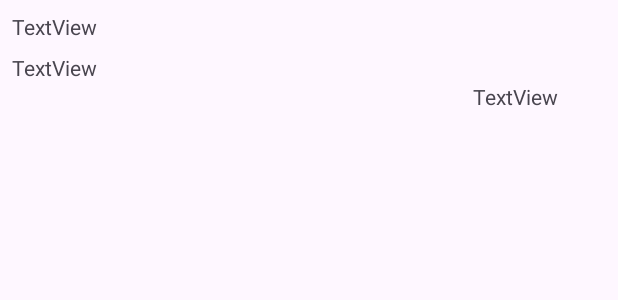
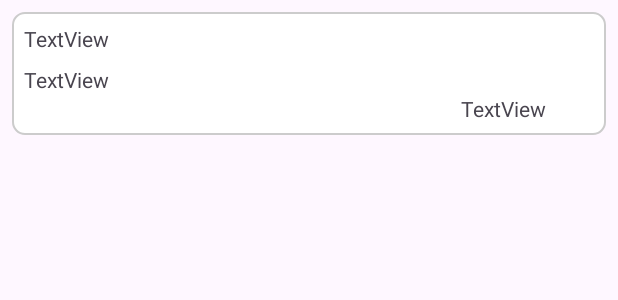
Before and after one commit to meronkahsay/Recycler-View, an Android app: the layout post_list_item.xml on its own in the app's theme, with its tools: preview values and no code run, on a phone screen of 412 x 824 dp. Shown: the top 300 px of the screen. Run offline under Robolectric (Android 15) with nearby library versions, the phone set to English and light mode, and no system bars.

```diff
--- a/app/build.gradle.kts
+++ b/app/build.gradle.kts
@@ -48,4 +48,6 @@ dependencies {
     testImplementation(libs.junit)
     androidTestImplementation(libs.androidx.junit)
     androidTestImplementation(libs.androidx.espresso.core)
+    implementation("com.google.android.material:material:1.12.0")
+
 }
--- /dev/null
+++ b/app/src/main/res/drawable/card_border_background.xml
@@ -0,0 +1,9 @@
+<?xml version="1.0" encoding="utf-8"?>
+<shape xmlns:android="http://schemas.android.com/apk/res/android"
+    android:shape="rectangle">
+    <solid android:color="@android:color/white" /> <!-- Card background color -->
+    <corners android:radius="8dp" /> <!-- Corner radius -->
+    <stroke
+        android:width="1dp"
+        android:color="#CCCCCC" />
+</shape>
--- a/app/src/main/res/layout/comment_list_item.xml
+++ b/app/src/main/res/layout/comment_list_item.xml
@@ -3,7 +3,11 @@
     xmlns:app="http://schemas.android.com/apk/res-auto"
     android:layout_width="match_parent"
     android:layout_height="wrap_content"
-    android:layout_margin="8dp">
+    android:layout_margin="8dp"
+    android:background="@drawable/card_border_background"
+    android:padding="8dp">
+
+
 
     <TextView
         android:id="@+id/tvCommentName"
--- a/app/src/main/res/layout/post_list_item.xml
+++ b/app/src/main/res/layout/post_list_item.xml
@@ -1,17 +1,12 @@
 <?xml version="1.0" encoding="utf-8"?>
 <androidx.constraintlayout.widget.ConstraintLayout xmlns:android="http://schemas.android.com/apk/res/android"
     xmlns:app="http://schemas.android.com/apk/res-auto"
-    xmlns:tools="http://schemas.android.com/tools"
+    android:id="@+id/crvPost"
     android:layout_width="match_parent"
     android:layout_height="wrap_content"
     android:layout_margin="8dp"
-    android:visibility="visible"
-    app:cardCornerRadius="8dp"
-    app:cardElevation="8dp"
-    tools:visibility="visible"
-    android:id="@+id/crvPost"
-    >
-
+    android:background="@drawable/card_border_background"
+    android:padding="8dp">
 
     <TextView
         android:id="@+id/tvtitle"
```
